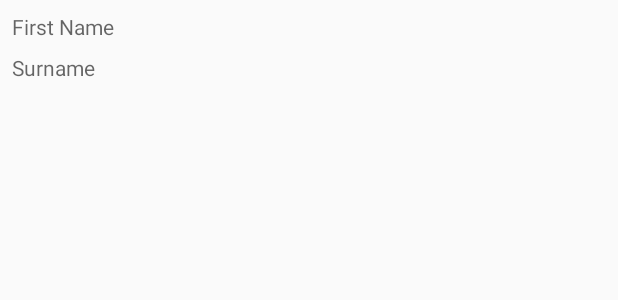
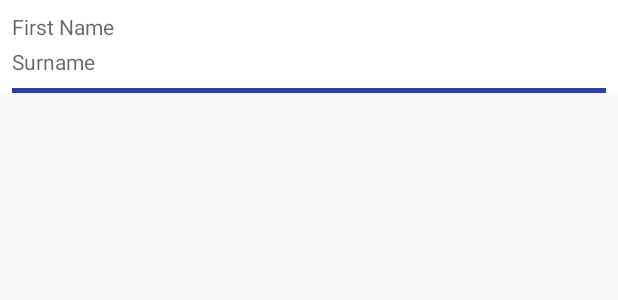
Before and after one commit to tdhlakama/omni, an Android app: the layout customer_activity.xml on its own in the app's theme, with its tools: preview values and no code run, on a phone screen of 412 x 824 dp. Shown: the top 300 px of the screen. Run offline under Robolectric (Android 15) with nearby library versions, the phone set to English and light mode, and no system bars.

Commit message:
fix list activity to display list

```diff
--- a/app/src/main/java/zw/co/tk/omnichannel/adpater/CustomerAdapter.java
+++ b/app/src/main/java/zw/co/tk/omnichannel/adpater/CustomerAdapter.java
@@ -38,8 +38,8 @@ public class CustomerAdapter extends RecyclerView.Adapter<CustomerHolder> {
     public void onBindViewHolder(final CustomerHolder holder, int position) {
 
         final Customer customer = customerList.get(position);
-        holder.txt_first_name.setText(customer.getFirstName());
-        holder.txt_surname.setText(customer.getSurname());
+        holder.txt_first_name.setText("First Name - " +customer.getFirstName());
+        holder.txt_surname.setText("Surname - " + customer.getSurname());
         holder.itemView.setOnClickListener(new View.OnClickListener() {
             @Override
             public void onClick(View view) {
--- a/app/src/main/res/layout/customer_activity.xml
+++ b/app/src/main/res/layout/customer_activity.xml
@@ -1,9 +1,12 @@
 <?xml version="1.0" encoding="utf-8"?>
 <android.support.constraint.ConstraintLayout xmlns:android="http://schemas.android.com/apk/res/android"
     xmlns:app="http://schemas.android.com/apk/res-auto"
-     android:layout_width="match_parent"
+    xmlns:tools="http://schemas.android.com/tools"
+    android:layout_width="match_parent"
     android:layout_height="wrap_content"
-    app:layout_behavior="@string/appbar_scrolling_view_behavior">
+    android:background="@color/cardview_light_background"
+    app:layout_behavior="@string/appbar_scrolling_view_behavior"
+    tools:layout_editor_absoluteY="81dp">
 
     <TextView
         android:id="@+id/et_first_name"
@@ -21,14 +24,33 @@
     <TextView
         android:id="@+id/et_surname"
         android:layout_width="0dp"
-        android:layout_height="wrap_content"
+        android:layout_height="19dp"
+        android:layout_marginEnd="8dp"
+        android:layout_marginStart="8dp"
+        android:layout_marginTop="4dp"
+        android:ems="10"
+        android:hint="Surname"
+        app:layout_constraintBottom_toBottomOf="parent"
+        app:layout_constraintEnd_toEndOf="parent"
+        app:layout_constraintHorizontal_bias="0.0"
+        app:layout_constraintStart_toStartOf="parent"
+        app:layout_constraintTop_toBottomOf="@+id/et_first_name"
+        app:layout_constraintVertical_bias="0.0" />
+
+    <TextView
+        android:id="@+id/et_"
+        android:layout_width="0dp"
+        android:layout_height="3dp"
         android:layout_marginEnd="8dp"
         android:layout_marginStart="8dp"
         android:layout_marginTop="8dp"
         android:ems="10"
         android:hint="Surname"
+        android:background="@color/colorPrimaryDark"
+        app:layout_constraintBottom_toBottomOf="parent"
         app:layout_constraintEnd_toEndOf="parent"
         app:layout_constraintStart_toStartOf="parent"
-        app:layout_constraintTop_toBottomOf="@+id/et_first_name" />
+        app:layout_constraintTop_toBottomOf="@+id/et_surname" />
+
 
 </android.support.constraint.ConstraintLayout>
```
